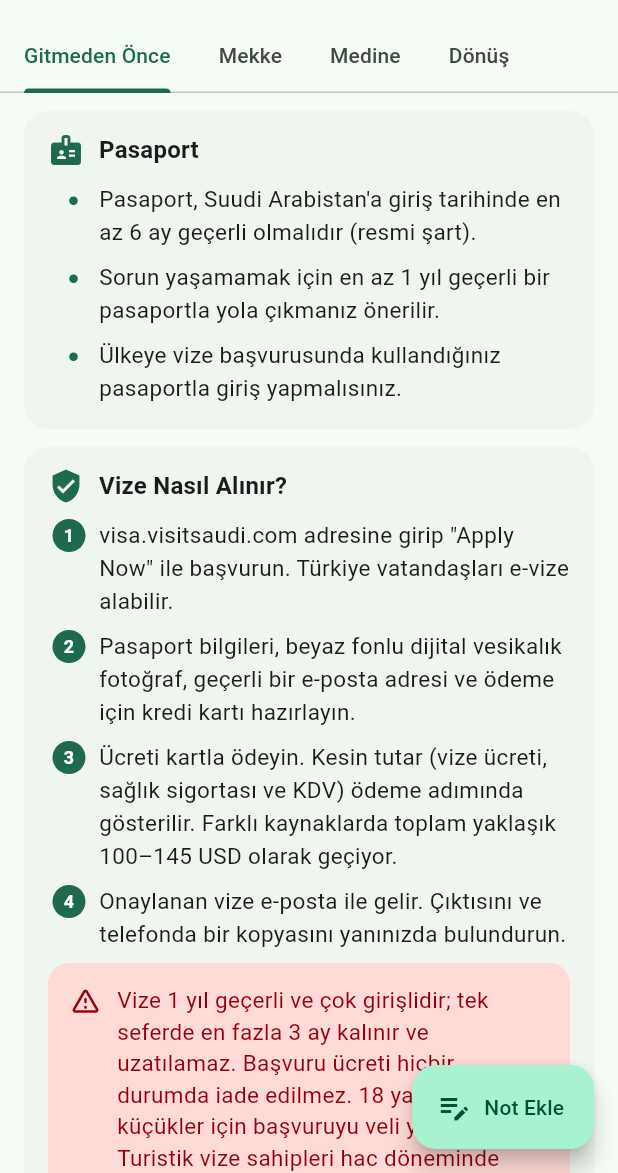
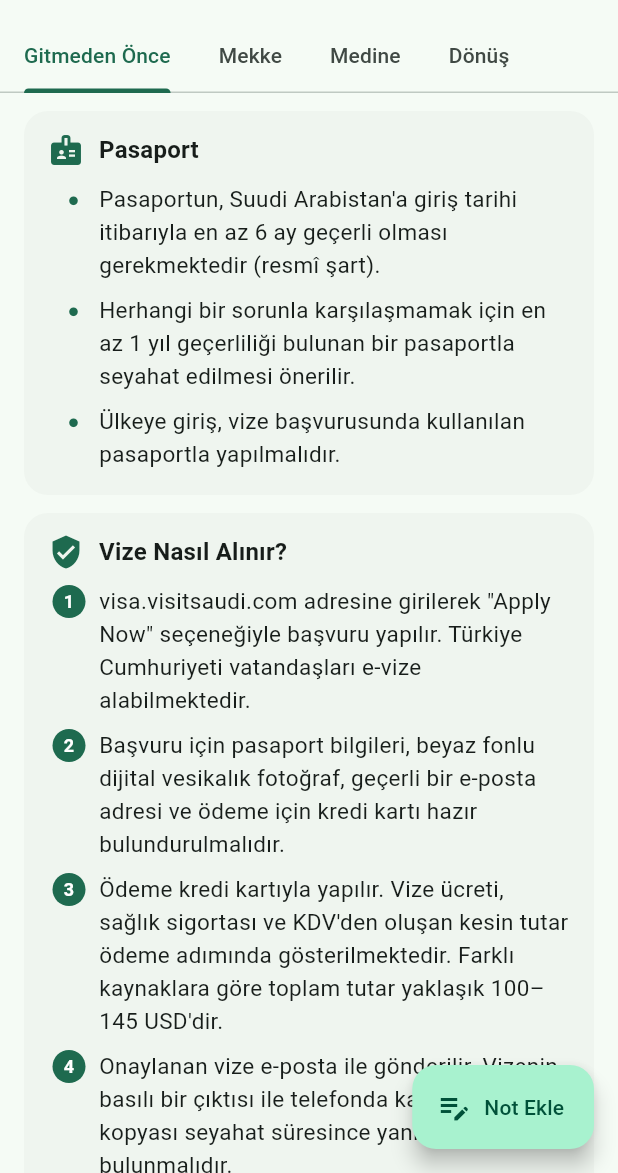
Before and after one commit to yalagoz/Umre, a Flutter app: the NotesScreen screen opened directly, on a phone screen of 412 x 824 dp, the part 63-1236 px from its top. Run offline on Flutter 3.47's test engine with Material 3 defaults, Android fonts, the phone set to English and light mode, and no system bars; our stand-ins replace pdf, printing, share_plus, shared_preferences; accounts and stored records are empty.

Commit message:
Umre notları resmî dille yeniden yazıldı
Notlar sekmesindeki madde ve uyarılar resmî bir üslupla, devrik cümle
kullanılmadan düzenlendi. Bilgiler ve başlıklar değişmedi.

Co-Authored-By: Claude Opus 5.5 <noreply@anthropic.com>

```diff
--- a/lib/data/notlar.dart
+++ b/lib/data/notlar.dart
@@ -4,6 +4,8 @@
 // yeşil pasaport bilgisi Türkiye'nin Riyad Büyükelçiliği duyurusuna (AA,
 // 3 Kasım 2026), tren kuralları sar.hhr.sa sitesine göre yazılmıştır.
 // Ücretler ve kurallar değişebilir; yola çıkmadan önce kontrol edilmelidir.
+//
+// Metinler resmî bir dille ve devrik cümle kullanılmadan yazılmıştır.
 
 import 'package:flutter/material.dart';
 
@@ -38,9 +40,9 @@ const List<TripPhase> tripPhases = [
         title: 'Pasaport',
         icon: Icons.badge,
         items: [
-          "Pasaport, Suudi Arabistan'a giriş tarihinde en az 6 ay geçerli olmalıdır (resmi şart).",
-          'Sorun yaşamamak için en az 1 yıl geçerli bir pasaportla yola çıkmanız önerilir.',
-          'Ülkeye vize başvurusunda kullandığınız pasaportla giriş yapmalısınız.',
+          "Pasaportun, Suudi Arabistan'a giriş tarihi itibarıyla en az 6 ay geçerli olması gerekmektedir (resmî şart).",
+          'Herhangi bir sorunla karşılaşmamak için en az 1 yıl geçerliliği bulunan bir pasaportla seyahat edilmesi önerilir.',
+          'Ülkeye giriş, vize başvurusunda kullanılan pasaportla yapılmalıdır.',
         ],
       ),
       TripNoteSection(
@@ -49,29 +51,29 @@ const List<TripPhase> tripPhases = [
         numbered: true,
         links: [_visaLink],
         items: [
-          'visa.visitsaudi.com adresine girip "Apply Now" ile başvurun. Türkiye vatandaşları e-vize alabilir.',
-          'Pasaport bilgileri, beyaz fonlu dijital vesikalık fotoğraf, geçerli bir e-posta adresi ve ödeme için kredi kartı hazırlayın.',
-          'Ücreti kartla ödeyin. Kesin tutar (vize ücreti, sağlık sigortası ve KDV) ödeme adımında gösterilir. Farklı kaynaklarda toplam yaklaşık 100–145 USD olarak geçiyor.',
-          'Onaylanan vize e-posta ile gelir. Çıktısını ve telefonda bir kopyasını yanınızda bulundurun.',
+          'visa.visitsaudi.com adresine girilerek "Apply Now" seçeneğiyle başvuru yapılır. Türkiye Cumhuriyeti vatandaşları e-vize alabilmektedir.',
+          'Başvuru için pasaport bilgileri, beyaz fonlu dijital vesikalık fotoğraf, geçerli bir e-posta adresi ve ödeme için kredi kartı hazır bulundurulmalıdır.',
+          "Ödeme kredi kartıyla yapılır. Vize ücreti, sağlık sigortası ve KDV'den oluşan kesin tutar ödeme adımında gösterilmektedir. Farklı kaynaklara göre toplam tutar yaklaşık 100–145 USD'dir.",
+          'Onaylanan vize e-posta ile gönderilir. Vizenin basılı bir çıktısı ile telefonda kayıtlı bir kopyası seyahat süresince yanınızda bulunmalıdır.',
         ],
-        warning: 'Vize 1 yıl geçerli ve çok girişlidir; tek seferde en fazla 3 ay kalınır ve uzatılamaz. Başvuru ücreti hiçbir durumda iade edilmez. 18 yaşından küçükler için başvuruyu veli yapar. Turistik vize sahipleri hac döneminde Mekke\'ye giremez.',
+        warning: "Vize 1 yıl süreyle geçerlidir ve çok girişlidir. Her girişte en fazla 3 ay kalınabilir; bu süre uzatılamaz. Başvuru ücreti hiçbir durumda iade edilmez. 18 yaşından küçükler için başvuru veli tarafından yapılır. Turistik vize sahipleri hac döneminde Mekke'ye giremez.",
       ),
       TripNoteSection(
         title: 'Yeşil Pasaport',
         icon: Icons.book,
         items: [
-          '6 Kasım 2026\'dan itibaren diplomatik ve hususi (yeşil) pasaport sahipleri Suudi Arabistan\'a vizesiz girebilir (180 günde en fazla 90 gün).',
-          'Vizesiz girişte de pasaportun giriş tarihinde en az 6 ay geçerli olması gerekir.',
+          "6 Kasım 2026 tarihinden itibaren diplomatik ve hususi (yeşil) pasaport sahipleri Suudi Arabistan'a vizesiz giriş yapabilmektedir (180 gün içinde en fazla 90 gün).",
+          'Vizesiz girişlerde de pasaportun giriş tarihi itibarıyla en az 6 ay geçerli olması gerekmektedir.',
         ],
-        warning: 'Anlaşmanın 5. maddesine göre hac ve umre amaçlı seyahatler muafiyetin kapsamı dışındadır. Umre için yeşil pasaportla da vize alınması gerekir. Yola çıkmadan önce konsolosluk veya tur şirketinizle teyit edin.',
+        warning: 'Anlaşmanın 5. maddesi uyarınca hac ve umre amaçlı seyahatler muafiyet kapsamı dışındadır. Bu nedenle umre için yeşil pasaport sahiplerinin de vize alması gerekmektedir. Seyahatten önce bu bilginin konsolosluk veya tur şirketi aracılığıyla teyit edilmesi önerilir.',
       ),
       TripNoteSection(
         title: 'Nusuk ve Sağlık',
         icon: Icons.health_and_safety,
         links: [_nusukLink],
         items: [
-          'Umre izni ve Ravza ziyareti randevusu için Nusuk uygulamasını telefonunuza yükleyin.',
-          'Menenjit (ACWY) aşısını yolculuktan en az 10 gün önce yaptırın, aşı kartını yanınızda bulundurun.',
+          'Umre izni ve Ravza ziyareti randevusu için Nusuk uygulamasının telefona yüklenmesi gerekmektedir.',
+          'Menenjit (ACWY) aşısı yolculuktan en az 10 gün önce yaptırılmalı, aşı kartı seyahat süresince yanınızda bulundurulmalıdır.',
         ],
       ),
       TripNoteSection(
@@ -79,19 +81,19 @@ const List<TripPhase> tripPhases = [
         icon: Icons.train,
         links: [_trainTimetableLink, _trainBaggageLink],
         items: [
-          'Haremeyn Hızlı Treni biletleri sar.hhr.sa sitesinden veya Haramain (HHR) mobil uygulamasından alınır. Sefer saatleri sar.hhr.sa/timetable adresinde.',
-          'Medine–Mekke tek yön yaklaşık ücret: ekonomi 160–190 riyal, business 260 riyal ve üzeri. Fiyatlar tarihe ve KDV\'ye göre değişir.',
-          'Kişi başı 1 büyük valiz (en fazla 25 kg ve 65×55×35 cm) ile 1 el çantası alınabilir.',
-          'Kalkışa 20 dakikadan az kala bilet değiştirilemez; trene yetişemeyen yolcunun bileti yanar.',
+          'Haremeyn Hızlı Treni biletleri sar.hhr.sa internet sitesinden veya Haramain (HHR) mobil uygulamasından satın alınabilir. Sefer saatlerine sar.hhr.sa/timetable adresinden ulaşılabilir.',
+          'Medine–Mekke arası tek yön bilet ücreti ekonomi sınıfında yaklaşık 160–190 riyal, business sınıfında ise 260 riyal ve üzeridir. Fiyatlar tarihe ve KDV oranına göre değişiklik gösterebilir.',
+          'Yolcu başına 1 büyük valiz (en fazla 25 kg ve 65×55×35 cm) ile 1 el çantası taşıma hakkı bulunmaktadır.',
+          'Kalkışa 20 dakikadan az süre kala bilet değişikliği yapılamaz. Trene yetişemeyen yolcunun bileti geçersiz hâle gelir.',
         ],
       ),
       TripNoteSection(
         title: 'Para ve Ulaşım',
         icon: Icons.payments,
         items: [
-          'Kredi kartı hemen her yerde geçiyor ve kur farkı genellikle daha uygun oluyor.',
-          'Taksi için Uber uygulamasını önceden telefonunuza yükleyin.',
-          'Büyük valizle yola çıkmayın: hızlı trende en büyük boy valizler kabul edilmiyor veya ek ücret isteniyor.',
+          'Kredi kartı hemen her yerde kabul edilmektedir ve döviz kuru açısından genellikle daha avantajlıdır.',
+          'Taksi için Uber uygulamasının önceden telefona yüklenmesi önerilir.',
+          'Hızlı trende en büyük boy valizler kabul edilmemekte veya ek ücrete tabi tutulmaktadır. Bu nedenle çok büyük valizle seyahat edilmemesi önerilir.',
         ],
       ),
     ],
@@ -106,38 +108,38 @@ const List<TripPhase> tripPhases = [
         title: 'Mescid-i Haram Kapıları',
         icon: Icons.door_front_door,
         items: [
-          'Kral Abdülaziz Kapısı\'ndan girince tavafa başlama (Hacerülesved\'i selamlama) noktasına çok yakın oluyorsunuz; buradan girmek uygundur.',
-          'Çıkarken yanındaki kapıyı ya da 83, 84, 87, hatta 93 numaraya kadar olan kapıları kullanırsanız Mekke Kulesi\'ne (Saat Kulesi) yakın bir noktaya çıkarsınız.',
-          'Cuma namazı için saat 09.00–09.30 arasında gidip Kral Abdülaziz Kapısı\'nın sağ tarafında yer bulursanız gölgede kalırsınız (Kasım ayı tecrübesi).',
+          "Kral Abdülaziz Kapısı, tavafın başlangıç noktası olan Hacerülesved hizasına (selamlama noktasına) oldukça yakındır. Bu nedenle Mescid-i Haram'a bu kapıdan girilmesi önerilir.",
+          "Çıkışta Kral Abdülaziz Kapısı'nın yanındaki kapı veya 83, 84, 87 ve 93 numaraya kadar olan kapılar kullanıldığında Mekke Kulesi'ne (Saat Kulesi) yakın bir noktaya çıkılır.",
+          "Cuma namazı için saat 09.00–09.30 arasında gelinip Kral Abdülaziz Kapısı'nın sağ tarafında yer bulunduğunda namaz gölgede kılınabilir (Kasım ayı tecrübesidir).",
         ],
       ),
       TripNoteSection(
         title: 'Kadınlar İçin',
         icon: Icons.woman,
         items: [
-          'Mescid-i Haram\'da kadınların namaz ve oturma alanı Kral Fahd Kapısı\'nın sol tarafındadır.',
-          'Kadınlar namaz vaktinden 20–30 dakika önce kadınlar bölümüne gitmelidir. Çok erken gidilirse görevliler dışarı çıkarabiliyor; bu aralıkta gidildiğinde içeride yer bulunabiliyor.',
+          "Mescid-i Haram'da kadınlara ayrılan namaz ve oturma alanı Kral Fahd Kapısı'nın sol tarafında yer almaktadır.",
+          'Kadınların namaz vaktinden 20–30 dakika önce kadınlar bölümüne gitmeleri önerilir. Çok erken gelindiğinde görevliler alanı boşaltabilmektedir; belirtilen zaman aralığında gelindiğinde ise içeride yer bulunabilmektedir.',
         ],
       ),
       TripNoteSection(
         title: "Harem'e Yakın Oteller",
         icon: Icons.hotel,
         items: [
-          'Hilton Suites Jabal Omar Makkah — Jabal Omar otellerinin Harem\'e en yakını; otelden çıkınca hemen Harem bölgesine giriyorsunuz.',
+          "Hilton Suites Jabal Omar Makkah — Jabal Omar otelleri arasında Harem'e en yakın olanıdır. Otelden çıkıldığında doğrudan Harem bölgesine girilmektedir.",
           'Jabal Omar Hyatt Regency Makkah',
-          'Al Safwah Hotel Tower — Kral Abdülaziz Kapısı\'ndan girip hemen sağındaki kapıdan çıkınca çok yakın. Altında misvakçılar, tesbihçiler ve seccadeciler var.',
-          'Makkah Hotel — biz burada kaldık, memnun kaldık.',
+          "Al Safwah Hotel Tower — Kral Abdülaziz Kapısı'ndan girildikten sonra hemen sağdaki kapıdan çıkıldığında otele kısa sürede ulaşılır. Otelin alt katında misvak, tesbih ve seccade satan dükkânlar bulunmaktadır.",
+          'Makkah Hotel — Bu otelde konaklanmış ve hizmetinden memnun kalınmıştır.',
           'Swissôtel Al Maqam Makkah',
           'Elaf Kinda',
-          'ZamZam Pullman — asansörler sıkıntılı, bekleme çok.',
+          'ZamZam Pullman — Asansörlerde uzun bekleme süreleri yaşanmaktadır.',
         ],
       ),
       TripNoteSection(
         title: 'Alışveriş ve Ulaşım',
         icon: Icons.storefront,
         items: [
-          'ZamZam girişinde uygun fiyatlı hurma ve maamul (hurmalı kurabiye) alınabilir.',
-          'Şehir içinde Uber kullanılabilir. Bazı otellerin arka tarafına (ör. Makkah Hotel) Uber çağrılamayabiliyor; bu durumda taksiye binebilirsiniz.',
+          'ZamZam girişinde uygun fiyatlı hurma ve maamul (hurmalı kurabiye) satın alınabilir.',
+          'Şehir içi ulaşımda Uber kullanılabilir. Bazı otellerin arka tarafına (ör. Makkah Hotel) Uber aracı çağırmak mümkün olmayabilir; bu durumda taksi tercih edilebilir.',
         ],
       ),
     ],
@@ -155,31 +157,31 @@ const List<TripPhase> tripPhases = [
         numbered: true,
         links: [_nusukLink],
         items: [
-          "Ravza'ya girmek için Nusuk uygulamasından randevu alınması gerekiyor. Tarih yaklaşınca randevu Türkiye'den de alınabiliyor.",
-          'Randevuyu namaz vaktinden yaklaşık 1 saat öncesine alın; böylece vakit namazını da orada kılmanız kolaylaşır.',
-          'Randevu saatinden 20 dakika önce giriş yapılabiliyor. Girişte telefondaki karekodu okutup içeri giriyorsunuz.',
-          "Önce içerideki bir bekleme alanında, yoğunluğa göre 10–20 dakika bekletiliyorsunuz; ardından asıl Ravza'ya geçiliyor.",
-          'Girişte görevliler sağa doğru yönlendiriyor. Fırsat bulup sol tarafa geçin ve en öne doğru ilerleyin; görevlilerle olabildiğince göz göze gelmemeye çalışın.',
-          'Asıl Ravza alanı en önde, sol tarafta iki sütun arasındadır.',
-          'Yer bulduğunuz anda hemen namaza durun; namaz kılan kişiye görevliler dokunmuyor.',
-          "Ezan vaktine 15 dakika kalaya kadar orada kalabilirseniz vakit namazını cemaatle Ravza'da kılabilirsiniz.",
-          'Peygamberimiz (s.a.s.) bu alan için "Evimle minberim arası cennet bahçelerinden bir bahçedir." buyurmuştur (Buhârî, 1196; Müslim, 1391). Bu yüzden ziyaretçiler burada iki rekât namaz kılmaya özen gösterir.',
+          "Ravza'ya girebilmek için Nusuk uygulaması üzerinden randevu alınması gerekmektedir. Ziyaret tarihi yaklaştığında randevu Türkiye'den de alınabilmektedir.",
+          "Randevunun namaz vaktinden yaklaşık 1 saat önceye alınması önerilir. Bu sayede vakit namazının da Ravza'da kılınması kolaylaşır.",
+          'Randevu saatinden 20 dakika önce girişe izin verilmektedir. Girişte telefondaki karekod okutulur.',
+          'Ziyaretçiler önce bir bekleme alanına alınır ve yoğunluğa bağlı olarak 10–20 dakika bekletilir. Ardından asıl Ravza alanına geçilir.',
+          'Girişte görevliler ziyaretçileri sağ tarafa yönlendirmektedir. Uygun bir fırsatta sol tarafa geçilerek öne doğru ilerlenmesi önerilir. Bu sırada görevlilerle göz teması kurmamaya özen gösterilmelidir.',
+          'Asıl Ravza alanı en önde, sol tarafta, iki sütun arasında yer almaktadır.',
+          'Yer bulunduğu anda hemen namaza durulmalıdır. Görevliler namaz kılan kişilere müdahale etmemektedir.',
+          "Ezan vaktine 15 dakika kalana kadar Ravza'da kalınabilirse vakit namazı burada cemaatle kılınabilir.",
+          'Peygamber Efendimiz (s.a.s.) bu alan hakkında "Evimle minberim arası cennet bahçelerinden bir bahçedir." buyurmuştur (Buhârî, 1196; Müslim, 1391). Bu nedenle ziyaretçiler burada iki rekât namaz kılmaya özen gösterir.',
         ],
-        warning: 'Ravza çok kalabalık olur. Öne geçmeye çalışırken kimseyi itip kakmadan, sakin ve edepli şekilde ilerleyin.',
+        warning: "Ravza'da yoğun bir kalabalık oluşmaktadır. Öne ilerlerken kimseyi itmeden, sakin ve edepli bir şekilde hareket edilmelidir.",
       ),
       TripNoteSection(
         title: 'Mescid-i Nebevî ve Bakî',
         icon: Icons.mosque,
         items: [
-          '365 numaralı kapının hemen yanında, ikindi namazından sonra Cennetü\'l-Bakî kapısı açılıyor; bu saatte ziyaret edilebilir.',
+          "Cennetü'l-Bakî Kapısı, 365 numaralı kapının hemen yanında yer almaktadır ve ikindi namazından sonra ziyarete açılmaktadır.",
         ],
       ),
       TripNoteSection(
         title: 'Yemek',
         icon: Icons.restaurant,
         items: [
-          '365 numaralı kapıdan çıkınca sol tarafta restoranlar var.',
-          '3. katta Türk restoranı da dahil olmak üzere yemek yerleri bulunuyor.',
+          '365 numaralı kapıdan çıkıldığında sol tarafta restoranlar bulunmaktadır.',
+          '3. katta bir Türk restoranı da dahil olmak üzere çeşitli restoranlar bulunmaktadır.',
         ],
       ),
       TripNoteSection(
@@ -187,12 +189,12 @@ const List<TripPhase> tripPhases = [
         icon: Icons.train,
         links: [_trainTimetableLink],
         items: [
-          'Hızlı tren kullanımı çok kolay. İstasyona girince üst kata çıkılıyor; burada mescit var ama ihram giyme alanı yok.',
-          'Tren, kalkış saatinden yaklaşık 40 dakika önce yolcu almaya başlıyor; kalkışa 15 dakika kala yolcu alımı kapanıyor.',
-          'Bagajlar trene binmeden önce güvenlik kontrolünden geçiyor.',
-          'En büyük boy valizler kabul edilmiyor veya ek ücret isteniyor; kişi başı 1 büyük valiz (en fazla 25 kg) ve 1 el çantası hakkı var.',
+          'Hızlı trenin kullanımı oldukça kolaydır. İstasyona girildikten sonra üst kata çıkılır. Bu katta mescit bulunmakla birlikte ihram giyme alanı bulunmamaktadır.',
+          'Trene yolcu kabulü kalkış saatinden yaklaşık 40 dakika önce başlar ve kalkışa 15 dakika kala sona erer.',
+          'Bagajlar trene binilmeden önce güvenlik kontrolünden geçirilir.',
+          'En büyük boy valizler kabul edilmemekte veya ek ücrete tabi tutulmaktadır. Yolcu başına 1 büyük valiz (en fazla 25 kg) ve 1 el çantası taşıma hakkı bulunmaktadır.',
         ],
-        warning: 'Tren mikatta durmaz ve istasyonda ihram giyme alanı yoktur. İhramı otelde giyin; niyet edip telbiyeyi trene binmeden önce getirin. İhrama mikattan önce girmek caizdir.',
+        warning: 'Tren mikat sınırında durmamaktadır ve istasyonda ihram giyme alanı bulunmamaktadır. Bu nedenle ihram otelde giyilmeli, niyet edilip telbiye trene binilmeden önce getirilmelidir. Mikata gelmeden önce ihrama girmek caizdir.',
       ),
     ],
   ),
@@ -206,15 +208,15 @@ const List<TripPhase> tripPhases = [
         title: 'Cidde Havalimanına Ulaşım',
         icon: Icons.local_taxi,
         items: [
-          'Mekke\'den Cidde Havalimanı\'na araçla yaklaşık 1,5 saat sürüyor; trafik payı bırakarak erken yola çıkın.',
-          'Makkah Hotel\'in arkasına Uber çağrılamadığı için taksiye bindik; Cidde Havalimanı\'na 130 riyal ödedik.',
+          "Mekke'den Cidde Havalimanı'na karayoluyla ulaşım yaklaşık 1,5 saat sürmektedir. Trafik yoğunluğu göz önünde bulundurularak erken yola çıkılması önerilir.",
+          "Makkah Hotel'in arka tarafına Uber çağrılamadığından taksi kullanılmış ve Cidde Havalimanı'na kadar 130 riyal ödenmiştir.",
         ],
       ),
       TripNoteSection(
         title: 'Zemzem',
         icon: Icons.water_drop,
         items: [
-          'Cidde Havalimanı Terminal 1\'de C2 bölümünde zemzem alabilirsiniz; kişi başı 12,5 riyal.',
+          "Cidde Havalimanı Terminal 1'deki C2 bölümünden kişi başı 12,5 riyal karşılığında zemzem satın alınabilir.",
         ],
       ),
       TripNoteSection(
@@ -222,9 +224,9 @@ const List<TripPhase> tripPhases = [
         icon: Icons.receipt_long,
         numbered: true,
         items: [
-          'Tax Free uygulanan mağazalarda alışveriş yaparken vergi iadesi kaydı isteyin.',
-          'Cidde Havalimanı Terminal 1\'de havalimanının en sonundaki E2 kapısına gidin; Global Blue Tax Free noktası burada.',
-          'Buradaki cihazlara pasaportunuzu ve kredi kartınızı okutarak iade işlemini kendiniz yaparsınız.',
+          'Tax Free uygulaması bulunan mağazalarda alışveriş sırasında vergi iadesi kaydı talep edilmelidir.',
+          "Cidde Havalimanı Terminal 1'de, havalimanının en sonunda yer alan E2 kapısına gidilir. Global Blue Tax Free noktası bu bölümde bulunmaktadır.",
+          'Buradaki cihazlara pasaport ve kredi kartı okutularak iade işlemi yolcu tarafından yapılır.',
         ],
       ),
     ],
```
